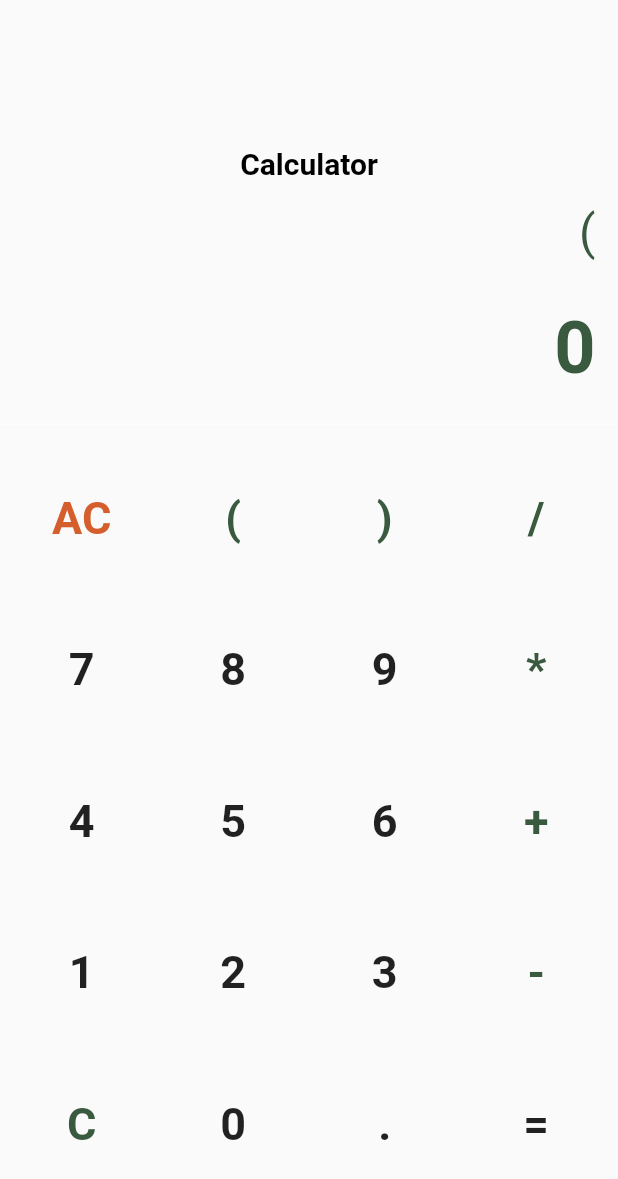
After one commit to rfitraa/flutter_finance, a Flutter app: the Calculator screen opened directly, after a tap on an icon or button, on a phone screen of 412 x 824 dp. The commit adds this screen. Shown: the top 1179 px of the screen. Run offline on Flutter 3.47's test engine with Material 2 defaults, Android fonts, the phone set to English and light mode, and no system bars; our stand-ins replace hive, hive_flutter, math_expressions, money_formatter, syncfusion_flutter_charts; accounts and stored records are empty.

Commit message:
Calculator

```diff
--- /dev/null
+++ b/lib/screen/calculator.dart
@@ -0,0 +1,184 @@
+import 'package:flutter/material.dart';
+import 'package:math_expressions/math_expressions.dart';
+
+class Calculator extends StatefulWidget {
+  const Calculator({super.key});
+
+  @override
+  State<Calculator> createState() => _CalculatorState();
+}
+
+class _CalculatorState extends State<Calculator> {
+  String userInput = "";
+  String result = "0";
+  String expression = "";
+
+  List<String> buttonList = [
+    'AC',
+    '(',
+    ')',
+    '/',
+    '7',
+    '8',
+    '9',
+    '*',
+    '4',
+    '5',
+    '6',
+    '+',
+    '1',
+    '2',
+    '3',
+    '-',
+    'C',
+    '0',
+    '.',
+    '=',
+  ];
+
+  @override
+  Widget build(BuildContext context) {
+    return Scaffold(
+        body: Column(
+      children: [
+        SizedBox(
+          height: MediaQuery.of(context).size.height / 3,
+          child: Column(
+            mainAxisAlignment: MainAxisAlignment.end,
+            children: [
+              SizedBox(
+                height: 10,
+              ),
+              Text(
+                'Calculator',
+                style: TextStyle(
+                  color: Colors.black,
+                  fontSize: 20,
+                  fontWeight: FontWeight.w700,
+                ),
+              ),
+              Container(
+                padding: EdgeInsets.all(15),
+                alignment: Alignment.centerRight,
+                child: Text(
+                  userInput,
+                  style: TextStyle(
+                    fontSize: 32,
+                    color: Color.fromARGB(255, 58, 90, 64),
+                  ),
+                ),
+              ),
+              Container(
+                padding: EdgeInsets.all(15),
+                alignment: Alignment.centerRight,
+                child: Text(
+                  result,
+                  style: TextStyle(
+                    fontSize: 48,
+                    color: Color.fromARGB(255, 58, 90, 64),
+                    fontWeight: FontWeight.bold,
+                  ),
+                ),
+              ),
+            ],
+          ),
+        ),
+        Divider(
+          color: Colors.white,
+        ),
+        Expanded(
+            child: Container(
+          padding: EdgeInsets.all(10),
+          child: GridView.builder(
+            itemCount: buttonList.length,
+            gridDelegate: SliverGridDelegateWithFixedCrossAxisCount(
+              crossAxisCount: 4,
+              crossAxisSpacing: 12,
+              mainAxisSpacing: 12,
+            ),
+            itemBuilder: (BuildContext context, int index) {
+              return CustomButton(buttonList[index]);
+            },
+          ),
+        )),
+      ],
+    ));
+  }
+
+  Widget CustomButton(String text) {
+    return InkWell(
+      splashColor: Colors.grey,
+      onTap: () {
+        setState(() {
+          handleButton(text);
+        });
+      },
+      child: Ink(
+        decoration: BoxDecoration(
+          borderRadius: BorderRadius.circular(50),
+        ),
+        child: Center(
+          child: Text(
+            text,
+            style: TextStyle(
+              fontSize: 30,
+              fontWeight: FontWeight.bold,
+              color: getColor(text),
+            ),
+          ),
+        ),
+      ),
+    );
+  }
+
+  getColor(String text) {
+    if (text == '/' ||
+        text == '*' ||
+        text == '-' ||
+        text == '+' ||
+        text == '(' ||
+        text == ')' ||
+        text == 'C') {
+      return Color.fromARGB(255, 58, 90, 64);
+    }
+    if (text == 'AC') {
+      return Color.fromARGB(255, 213, 94, 45);
+    }
+  }
+
+  handleButton(String text) {
+    if (text == "AC") {
+      userInput = "";
+      result = "0";
+      return;
+    } else if (text == "C") {
+      if (userInput.isNotEmpty) {
+        userInput = userInput.substring(0, userInput.length - 1);
+        return;
+      } else {
+        return null;
+      }
+    } else if (text == "=") {
+      result = calculate();
+      userInput = result;
+    } else {
+      if (userInput == "0") {
+        userInput = text;
+      }
+      userInput = userInput + text;
+    }
+  }
+
+  String calculate() {
+    try {
+      Parser p = new Parser();
+      Expression exp = p.parse(userInput);
+
+      ContextModel cm = ContextModel();
+      result = '${exp.evaluate(EvaluationType.REAL, cm)}';
+      return result.toString();
+    } catch (e) {
+      return "error";
+    }
+  }
+}
--- a/lib/screen/splash.dart
+++ b/lib/screen/splash.dart
@@ -37,19 +37,19 @@ class _SplashScreenState extends State<SplashScreen> {
           children: <Widget>[
             Image.asset(
               "images/Money.png",
-              width: 250.0,
-              height: 250.0,
+              width: 150.0,
+              height: 150.0,
               fit: BoxFit.contain,
             ),
             SizedBox(
               height: 24.0,
             ),
             Text(
-              "My Finance",
+              "FINANCI&CAL",
               style: TextStyle(
                 color: Colors.white,
                 fontWeight: FontWeight.bold,
-                fontSize: 30.0,
+                fontSize: 24.0,
               ),
             ),
           ],
--- a/lib/widget/bottomnavigationbar.dart
+++ b/lib/widget/bottomnavigationbar.dart
@@ -2,6 +2,8 @@ import 'package:flutter/material.dart';
 import 'package:flutter_finance/screen/add.dart';
 import 'package:flutter_finance/screen/home.dart';
 import 'package:flutter_finance/screen/statistic.dart';
+
+import '../screen/calculator.dart';
 
 class Bottom extends StatefulWidget {
   const Bottom({super.key});
@@ -12,7 +14,7 @@ class Bottom extends StatefulWidget {
 
 class _BottomState extends State<Bottom> {
   int index_color = 0;
-  List Screen = [Home(), Statistic(), Home(), Statistic()];
+  List Screen = [Home(), Statistic(), Calculator(), Statistic()];
   @override
   Widget build(BuildContext context) {
     return Scaffold(
--- a/pubspec.yaml
+++ b/pubspec.yaml
@@ -40,6 +40,7 @@ dependencies:
   hive: ^2.2.3
   hive_flutter : ^1.1.0
   money_formatter: ^0.0.3
+  math_expressions: ^2.3.1
 
 dev_dependencies:
   flutter_test:
```
Also changed, not shown: pubspec.lock.
